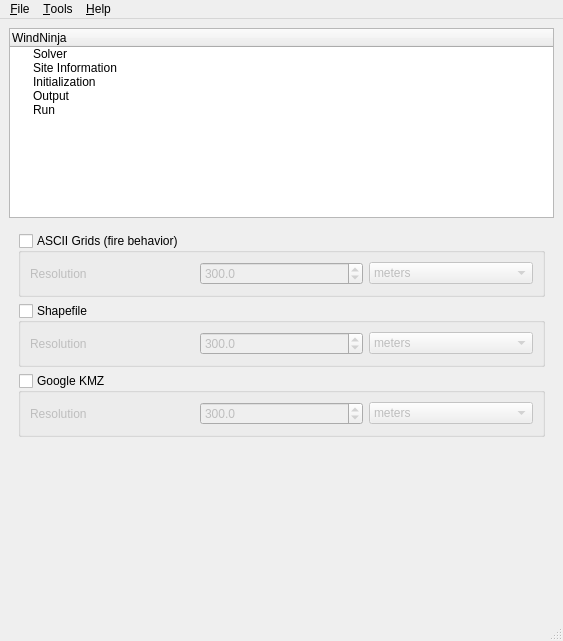
First picture: the form in src/gui/ui/mainwindow.ui, repository firelab/windninja, before the edit.
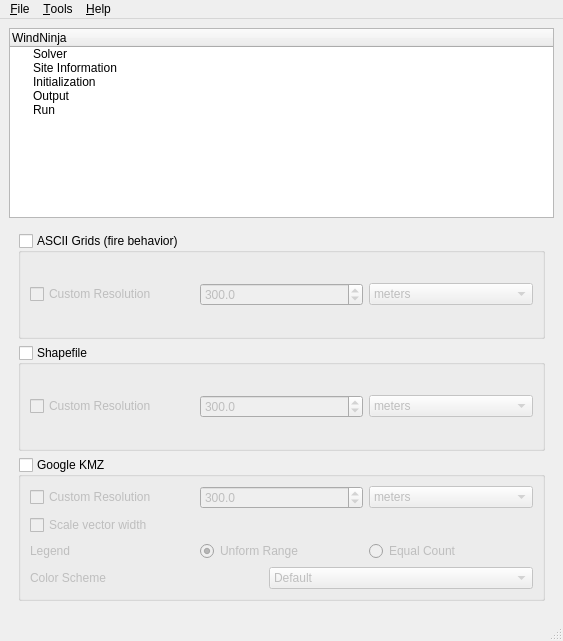
Second picture: the form after the edit.

Commit message: ui: wire up custom output res

```diff
--- a/src/gui/ui/mainwindow.ui
+++ b/src/gui/ui/mainwindow.ui
@@ -613,9 +613,9 @@
           </property>
           <layout class="QHBoxLayout" name="horizontalLayout_9">
            <item>
-            <widget class="QLabel" name="label">
+            <widget class="QCheckBox" name="asciiOutResCheckBox">
              <property name="text">
-              <string>Resolution</string>
+              <string>Custom Resolution</string>
              </property>
             </widget>
            </item>
@@ -668,9 +668,9 @@
           </property>
           <layout class="QHBoxLayout" name="horizontalLayout_10">
            <item>
-            <widget class="QLabel" name="label_2">
+            <widget class="QCheckBox" name="shapeOutResCheckBox">
              <property name="text">
-              <string>Resolution</string>
+              <string>Custom Resolution</string>
              </property>
             </widget>
            </item>
@@ -715,11 +715,13 @@
           <property name="checked">
            <bool>false</bool>
           </property>
+          <layout class="QVBoxLayout" name="verticalLayout_3">
+           <item>
           <layout class="QHBoxLayout" name="horizontalLayout_11">
            <item>
-            <widget class="QLabel" name="label_3">
+              <widget class="QCheckBox" name="googleOutResCheckBox">
              <property name="text">
-              <string>Resolution</string>
+                <string>Custom Resolution</string>
              </property>
             </widget>
            </item>
@@ -751,20 +753,99 @@
             </widget>
            </item>
           </layout>
+           </item>
+           <item>
+            <widget class="QCheckBox" name="checkBox">
+             <property name="text">
+              <string>Scale vector width</string>
+             </property>
          </widget>
         </item>
         <item>
-         <spacer name="verticalSpacer">
-          <property name="orientation">
-           <enum>Qt::Vertical</enum>
-          </property>
-          <property name="sizeHint" stdset="0">
-           <size>
-            <width>20</width>
-            <height>40</height>
-           </size>
-          </property>
-         </spacer>
+            <layout class="QHBoxLayout" name="horizontalLayout_12">
+             <item>
+              <widget class="QLabel" name="label_4">
+               <property name="text">
+                <string>Legend</string>
+               </property>
+              </widget>
+             </item>
+             <item>
+              <widget class="QRadioButton" name="radioButton_2">
+               <property name="text">
+                <string>Unform Range</string>
+               </property>
+               <property name="checked">
+                <bool>true</bool>
+               </property>
+              </widget>
+             </item>
+             <item>
+              <widget class="QRadioButton" name="radioButton">
+               <property name="text">
+                <string>Equal Count</string>
+               </property>
+              </widget>
+             </item>
+            </layout>
+           </item>
+           <item>
+            <layout class="QHBoxLayout" name="horizontalLayout_14">
+             <item>
+              <widget class="QLabel" name="label_5">
+               <property name="text">
+                <string>Color Scheme</string>
+               </property>
+              </widget>
+             </item>
+             <item>
+              <widget class="QComboBox" name="comboBox">
+               <item>
+                <property name="text">
+                 <string>Default</string>
+                </property>
+               </item>
+               <item>
+                <property name="text">
+                 <string>ROPGW (Red, Orange, Pink, Green, White)</string>
+                </property>
+               </item>
+               <item>
+                <property name="text">
+                 <string>Oranges</string>
+                </property>
+               </item>
+               <item>
+                <property name="text">
+                 <string>Blues</string>
+                </property>
+               </item>
+               <item>
+                <property name="text">
+                 <string>Pinks</string>
+                </property>
+               </item>
+               <item>
+                <property name="text">
+                 <string>Greens</string>
+                </property>
+               </item>
+               <item>
+                <property name="text">
+                 <string>Magic Beans</string>
+                </property>
+               </item>
+               <item>
+                <property name="text">
+                 <string>Pink to Green</string>
+                </property>
+               </item>
+              </widget>
+             </item>
+            </layout>
+           </item>
+          </layout>
+         </widget>
         </item>
        </layout>
       </widget>
```
Lines whose indentation alone changed are shown as unchanged. The commit also changes 2 other files.
